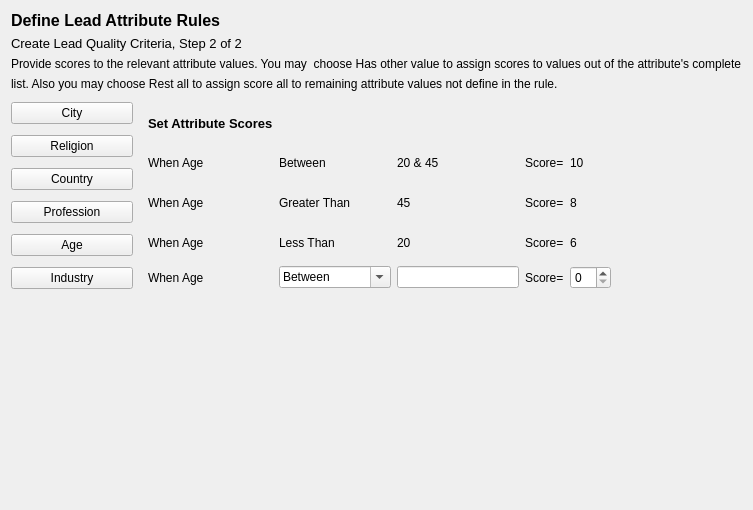
Before: the Qt Designer form SalesOptimizer/UI ICP/icp_userinterface/step2.ui in ImGaby123/SalesOptimizer-CRM, drawn with Qt 5.
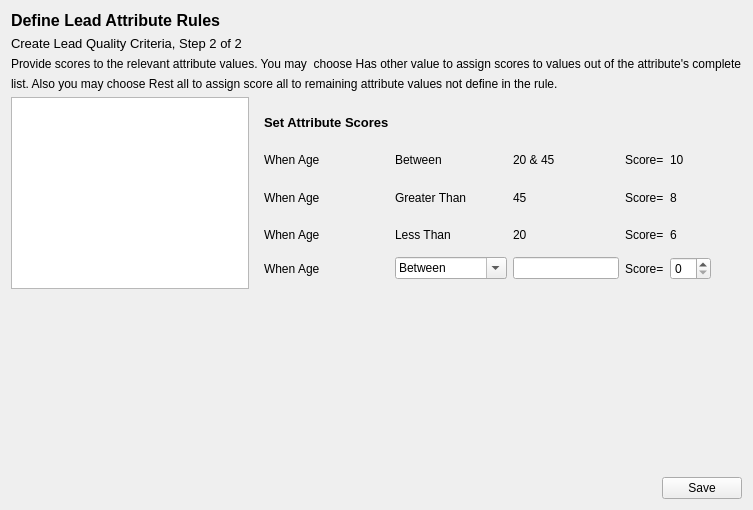
After: the same form once the commit is applied.

```diff
--- a/SalesOptimizer/UI ICP/icp_userinterface/step2.ui
+++ b/SalesOptimizer/UI ICP/icp_userinterface/step2.ui
@@ -92,7 +92,10 @@
    </item>
    <item row="1" column="0">
     <layout class="QGridLayout" name="gridLayout_2">
-     <item row="0" column="2">
+     <item row="0" column="0">
+      <widget class="QTableView" name="attributes_tblview"/>
+     </item>
+     <item row="0" column="1">
       <widget class="QStackedWidget" name="stackedWidget">
        <property name="currentIndex">
         <number>4</number>
@@ -917,89 +920,7 @@
        </widget>
       </widget>
      </item>
-     <item row="0" column="0">
-      <layout class="QVBoxLayout" name="verticalLayout_2">
-       <item>
-        <widget class="QPushButton" name="city_btn">
-         <property name="sizePolicy">
-          <sizepolicy hsizetype="Expanding" vsizetype="Fixed">
-           <horstretch>0</horstretch>
-           <verstretch>0</verstretch>
-          </sizepolicy>
-         </property>
-         <property name="text">
-          <string>City</string>
-         </property>
-        </widget>
-       </item>
-       <item>
-        <widget class="QPushButton" name="religion_btn">
-         <property name="sizePolicy">
-          <sizepolicy hsizetype="Expanding" vsizetype="Fixed">
-           <horstretch>0</horstretch>
-           <verstretch>0</verstretch>
-          </sizepolicy>
-         </property>
-         <property name="text">
-          <string>Religion</string>
-         </property>
-        </widget>
-       </item>
-       <item>
-        <widget class="QPushButton" name="country_btn">
-         <property name="sizePolicy">
-          <sizepolicy hsizetype="Expanding" vsizetype="Fixed">
-           <horstretch>0</horstretch>
-           <verstretch>0</verstretch>
-          </sizepolicy>
-         </property>
-         <property name="text">
-          <string>Country</string>
-         </property>
-        </widget>
-       </item>
-       <item>
-        <widget class="QPushButton" name="profession_btn">
-         <property name="sizePolicy">
-          <sizepolicy hsizetype="Expanding" vsizetype="Fixed">
-           <horstretch>0</horstretch>
-           <verstretch>0</verstretch>
-          </sizepolicy>
-         </property>
-         <property name="text">
-          <string>Profession</string>
-         </property>
-        </widget>
-       </item>
-       <item>
-        <widget class="QPushButton" name="age_btn">
-         <property name="sizePolicy">
-          <sizepolicy hsizetype="Expanding" vsizetype="Fixed">
-           <horstretch>0</horstretch>
-           <verstretch>0</verstretch>
-          </sizepolicy>
-         </property>
-         <property name="text">
-          <string>Age</string>
-         </property>
-        </widget>
-       </item>
-       <item>
-        <widget class="QPushButton" name="industry_btn">
-         <property name="sizePolicy">
-          <sizepolicy hsizetype="Expanding" vsizetype="Fixed">
-           <horstretch>0</horstretch>
-           <verstretch>0</verstretch>
-          </sizepolicy>
-         </property>
-         <property name="text">
-          <string>Industry</string>
-         </property>
-        </widget>
-       </item>
-      </layout>
-     </item>
-     <item row="0" column="3">
+     <item row="0" column="2">
       <spacer name="horizontalSpacer">
        <property name="orientation">
         <enum>Qt::Orientation::Horizontal</enum>
@@ -1027,6 +948,30 @@
      </property>
     </spacer>
    </item>
+   <item row="3" column="0">
+    <layout class="QHBoxLayout" name="horizontalLayout">
+     <item>
+      <spacer name="horizontalSpacer_2">
+       <property name="orientation">
+        <enum>Qt::Orientation::Horizontal</enum>
+       </property>
+       <property name="sizeHint" stdset="0">
+        <size>
+         <width>40</width>
+         <height>20</height>
+        </size>
+       </property>
+      </spacer>
+     </item>
+     <item>
+      <widget class="QPushButton" name="step2_save_btn">
+       <property name="text">
+        <string>Save</string>
+       </property>
+      </widget>
+     </item>
+    </layout>
+   </item>
   </layout>
  </widget>
  <tabstops>
```
